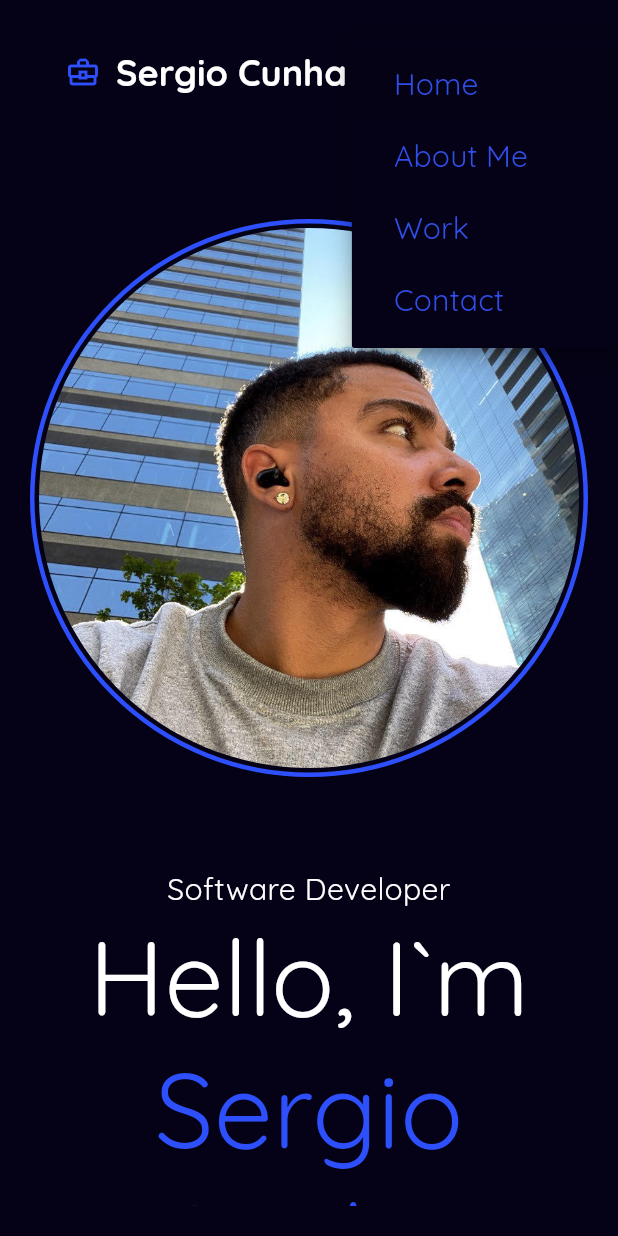
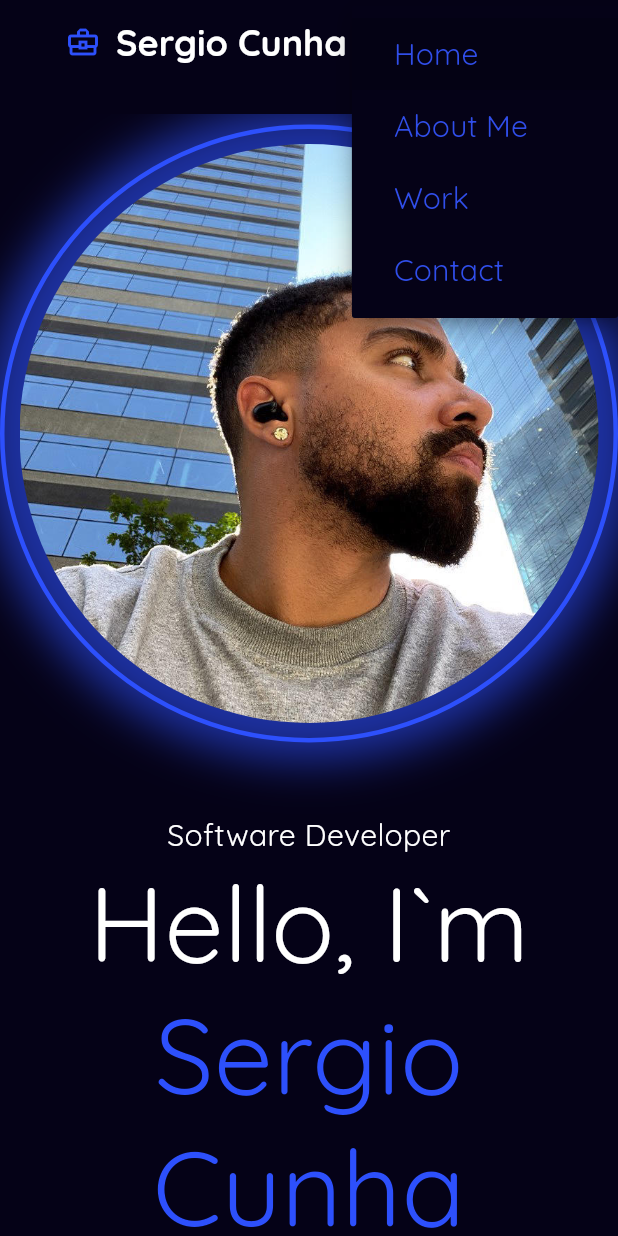
Before and after one commit to zergiocunha/zergiocunha_net, a Flutter app: the screen it shows after launch, after a tap on the "menu" icon, on a phone screen of 412 x 824 dp. Run offline on Flutter 3.47's test engine with Material 3 defaults, Android fonts, the phone set to English and light mode, and no system bars; our stand-ins replace google_fonts; generated files the repository leaves out were written again.

Commit message:
Cntinuando customizacoes

```diff
--- a/analysis_options.yaml
+++ b/analysis_options.yaml
@@ -10,6 +10,7 @@
 analyzer:
   errors:
     avoid_web_libraries_in_flutter: ignore
+    camel_case_types: ignore
     deprecated_member_use: ignore
 include: package:flutter_lints/flutter.yaml
 
--- a/lib/layers/presentation/home/home_page.dart
+++ b/lib/layers/presentation/home/home_page.dart
@@ -1,13 +1,9 @@
-import 'dart:js' as js;
-
-import 'package:flutter/gestures.dart';
 import 'package:flutter/material.dart';
-import 'package:flutter_animate_on_scroll/flutter_animate_on_scroll.dart';
-import 'package:google_fonts/google_fonts.dart';
 import 'package:zergiocunha_net/layers/presentation/app_colors.dart';
 import 'package:zergiocunha_net/layers/presentation/app_text_styles.dart';
 
 import '../widgets/custom_app_bar.dart';
+import '../widgets/glowing_avatar.dart';
 
 class HomePage extends StatelessWidget {
   const HomePage({
@@ -20,16 +16,31 @@ class HomePage extends StatelessWidget {
   Widget build(BuildContext context) {
     return LayoutBuilder(
       builder: (context, constraints) {
-        bool isWideScreen = constraints.maxWidth >= 750;
+        bool isWideScreen = constraints.maxWidth >= 900;
 
         return Scaffold(
           backgroundColor: AppColors.pastelDarkBlue,
           body: isWideScreen
-              ? Padding(
-                  padding: const EdgeInsets.all(40.0),
-                  child: NestedScrollView(
-                    headerSliverBuilder:
-                        (BuildContext context, bool innerBoxIsScrolled) {
+              ? _buildWideScreenLayout(isWideScreen: isWideScreen)
+              : _buildMobileLayout(isWideScreen: isWideScreen),
+        );
+      },
+    );
+  }
+}
+
+class _buildMobileLayout extends StatelessWidget {
+  const _buildMobileLayout({
+    super.key,
+    required this.isWideScreen,
+  });
+
+  final bool isWideScreen;
+
+  @override
+  Widget build(BuildContext context) {
+    return NestedScrollView(
+      headerSliverBuilder: (BuildContext context, bool innerBoxIsScrolled) {
         return [
           CustomAppBar(
             isWideScreen: isWideScreen,
@@ -37,142 +48,14 @@ class HomePage extends StatelessWidget {
         ];
       },
       body: Padding(
-                      padding: const EdgeInsets.only(top: 50),
+        padding: const EdgeInsets.only(top: 20.0),
         child: ListView(
           children: [
-                          Row(
-                            mainAxisAlignment: MainAxisAlignment.spaceAround,
-                            children: [
-                              Expanded(
-                                flex: 1,
-                                child: Container(
-                                  child: Column(
-                                    mainAxisAlignment: MainAxisAlignment.start,
-                                    crossAxisAlignment:
-                                        CrossAxisAlignment.start,
-                                    children: [
-                                      Text(
-                                        "Software Developer",
-                                        style: AppTextStyles.bodyText2,
-                                      ),
-                                      RichText(
-                                        text: TextSpan(
-                                          text: "Hello, I`m\n",
-                                          style: AppTextStyles.bodyText1,
-                                          children: [
-                                            TextSpan(
-                                              text: "Sergio Cunha",
-                                              style:
-                                                  AppTextStyles.bodyText1blue,
-                                            ),
-                                          ],
-                                        ),
-                                      ),
-                                      const SizedBox(height: 20),
-                                      RichText(
-                                        overflow: TextOverflow.ellipsis,
-                                        maxLines: 10,
-                                        softWrap: true,
-                                        text: TextSpan(
-                                          style: AppTextStyles.bodyText2,
-                                          children: [
-                                            TextSpan(
-                                              style: AppTextStyles.bodyText2,
-                                              text:
-                                                  "A back-end Senior Software Developer based in São Paulo, Brazil.\n",
-                                            ),
-                                            TextSpan(
-                                              style: AppTextStyles.bodyText2,
-                                              text:
-                                                  "I am now exploring the world of frontend development using Flutter.\n",
-                                            ),
-                                            TextSpan(
-                                              style: AppTextStyles.bodyText2,
-                                              text:
-                                                  "My goal is to craft seamless user experiences by merging \n",
-                                            ),
-                                            TextSpan(
-                                              style: AppTextStyles.bodyText2,
-                                              text:
-                                                  "solid backend logic with clean, responsive interfaces.",
-                                            ),
-                                          ],
-                                        ),
-                                      ),
-                                    ],
-                                  ),
-                                ),
-                              ),
-                              Container(
-                                decoration: BoxDecoration(
-                                  shape: BoxShape.circle,
-                                  border: Border.all(
-                                    color: AppColors.blue,
-                                    width: 3,
-                                  ),
-                                ),
-                                child: const Padding(
-                                  padding: EdgeInsets.all(
-                                    3.0,
-                                  ), // Ajuste o padding aqui
-                                  child: CircleAvatar(
-                                    backgroundImage: AssetImage(
-                                      'assets/images/profile.jpg',
-                                    ),
-                                    backgroundColor: Colors.transparent,
-                                    radius: 200, // Ajuste o raio aqui
-                                  ),
-                                ),
-                              ),
-                            ],
-                          ),
-                        ],
-                      ),
-                    ),
-                  ),
-                )
-              : Padding(
-                  padding: const EdgeInsets.all(20.0),
-                  child: NestedScrollView(
-                    headerSliverBuilder:
-                        (BuildContext context, bool innerBoxIsScrolled) {
-                      return [
-                        CustomAppBar(
-                          isWideScreen: isWideScreen,
-                        ),
-                        // SliverAppBar(
-                        //   title: Text("TESTE"),
-                        // )
-                      ];
-                    },
-                    body: Padding(
-                      padding: const EdgeInsets.only(top: 50),
-                      child: ListView(
-                        children: [
-                          Container(
-                            decoration: BoxDecoration(
-                              shape: BoxShape.circle,
-                              border: Border.all(
-                                color: AppColors.blue,
-                                width: 3,
-                              ),
-                            ),
-                            child: const Padding(
-                              padding: EdgeInsets.all(
-                                3.0,
-                              ), // Ajuste o padding aqui
-                              child: CircleAvatar(
-                                backgroundImage: AssetImage(
-                                  'assets/images/profile.jpg',
-                                ),
-                                backgroundColor: Colors.transparent,
-                                radius: 200, // Ajuste o raio aqui
-                              ),
-                            ),
+            const GlowingAvatar(
+              radius: 200,
             ),
             const SizedBox(height: 40),
-                          Container(
-                            child: Column(
+            Column(
               mainAxisAlignment: MainAxisAlignment.center,
               crossAxisAlignment: CrossAxisAlignment.center,
               children: [
@@ -211,16 +94,207 @@ class HomePage extends StatelessWidget {
                     ],
                   ),
                 ),
+                SizedBox(
+                  height: 30,
+                ),
+                const _buttons(),
               ],
+            ),
+          ],
+        ),
+      ),
+    );
+  }
+}
+
+class _buildWideScreenLayout extends StatelessWidget {
+  const _buildWideScreenLayout({
+    super.key,
+    required this.isWideScreen,
+  });
+
+  final bool isWideScreen;
+
+  @override
+  Widget build(BuildContext context) {
+    return NestedScrollView(
+      headerSliverBuilder: (BuildContext context, bool innerBoxIsScrolled) {
+        return [
+          CustomAppBar(
+            isWideScreen: isWideScreen,
+          ),
+        ];
+      },
+      body: Padding(
+        padding: const EdgeInsets.only(top: 50),
+        child: ListView(
+          children: [
+            Row(
+              mainAxisAlignment: MainAxisAlignment.center,
+              children: [
+                Flexible(
+                  child: Column(
+                    mainAxisAlignment: MainAxisAlignment.start,
+                    crossAxisAlignment: CrossAxisAlignment.start,
+                    children: [
+                      Text(
+                        "Software Developer",
+                        style: AppTextStyles.bodyText2,
+                      ),
+                      RichText(
+                        text: TextSpan(
+                          text: "Hello, I`m\n",
+                          style: AppTextStyles.bodyText1,
+                          children: [
+                            TextSpan(
+                              text: "Sergio Cunha",
+                              style: AppTextStyles.bodyText1blue,
+                            ),
+                          ],
+                        ),
+                      ),
+                      const SizedBox(height: 20),
+                      RichText(
+                        overflow: TextOverflow.ellipsis,
+                        maxLines: 10,
+                        softWrap: true,
+                        text: TextSpan(
+                          style: AppTextStyles.bodyText2,
+                          children: [
+                            TextSpan(
+                              style: AppTextStyles.bodyText2,
+                              text:
+                                  "A back-end Senior Software Developer based in São Paulo, Brazil.\n",
+                            ),
+                            TextSpan(
+                              style: AppTextStyles.bodyText2,
+                              text:
+                                  "I am now exploring the world of frontend development using Flutter.\n",
+                            ),
+                            TextSpan(
+                              style: AppTextStyles.bodyText2,
+                              text:
+                                  "My goal is to craft seamless user experiences by merging \n",
+                            ),
+                            TextSpan(
+                              style: AppTextStyles.bodyText2,
+                              text:
+                                  "solid backend logic with clean, responsive interfaces.",
+                            ),
+                          ],
+                        ),
+                      ),
+                      const SizedBox(
+                        height: 20,
+                      ),
+                      _buttons(),
+                    ],
+                  ),
+                ),
+                const SizedBox(width: 50),
+                GlowingAvatar(
+                  radius: 250,
+                ),
+              ],
+            ),
+          ],
+        ),
+      ),
+    );
+  }
+}
+
+class _buttons extends StatelessWidget {
+  const _buttons({
+    super.key,
+  });
+
+  @override
+  Widget build(BuildContext context) {
+    return Container(
+      width: 350,
+      child: Row(
+        children: [
+          Container(
+            decoration: const BoxDecoration(
+              border: Border.fromBorderSide(
+                BorderSide(
+                  width: 2,
+                  color: AppColors.blue,
+                ),
+              ),
+              borderRadius: BorderRadius.all(
+                Radius.circular(
+                  60,
+                ),
+              ),
+            ),
+            child: Padding(
+              padding: const EdgeInsets.all(
+                10.0,
+              ),
+              child: Text(
+                style: AppTextStyles.bodyText2Blue,
+                "DOWNLOAD CV",
+              ),
+            ),
+          ),
+          SizedBox(
+            width: 20,
+          ),
+          Container(
+            decoration: const BoxDecoration(
+              border: Border.fromBorderSide(
+                BorderSide(
+                  width: 2,
+                  color: AppColors.blue,
+                ),
+              ),
+              borderRadius: BorderRadius.all(
+                Radius.circular(
+                  60,
+                ),
+              ),
+            ),
+            child: const Padding(
+              padding: EdgeInsets.all(
+                10.0,
+              ),
+              child: Icon(
+                Icons.person_outline,
+                color: AppColors.blue,
+              ),
+            ),
+          ),
+          SizedBox(
+            width: 20,
+          ),
+          Container(
+            decoration: const BoxDecoration(
+              border: Border.fromBorderSide(
+                BorderSide(
+                  width: 2,
+                  color: AppColors.blue,
+                ),
+              ),
+              borderRadius: BorderRadius.all(
+                Radius.circular(
+                  60,
+                ),
+              ),
+            ),
+            child: const Padding(
+              padding: EdgeInsets.all(
+                10.0,
+              ),
+              child: Icon(
+                Icons.access_alarm,
+                color: AppColors.blue,
+              ),
             ),
           ),
         ],
       ),
-                    ),
-                  ),
-                ),
-        );
-      },
     );
   }
 }
--- /dev/null
+++ b/lib/layers/presentation/widgets/glowing_avatar.dart
@@ -0,0 +1,70 @@
+import 'package:flutter/material.dart';
+
+import 'package:zergiocunha_net/layers/presentation/app_colors.dart';
+
+class GlowingAvatar extends StatefulWidget {
+  final double radius;
+  const GlowingAvatar({super.key, required this.radius});
+
+  @override
+  _GlowingAvatarState createState() => _GlowingAvatarState();
+}
+
+class _GlowingAvatarState extends State<GlowingAvatar>
+    with SingleTickerProviderStateMixin {
+  late AnimationController _controller;
+
+  @override
+  void initState() {
+    super.initState();
+    _controller = AnimationController(
+      vsync: this,
+      duration: const Duration(seconds: 1),
+    )..repeat(
+        reverse: true,
+      );
+  }
+
+  @override
+  void dispose() {
+    _controller.dispose();
+    super.dispose();
+  }
+
+  @override
+  Widget build(BuildContext context) {
+    return AnimatedBuilder(
+      animation: _controller,
+      builder: (context, child) {
+        double glowIntensity = 10 + (_controller.value * 20);
+
+        return Container(
+          decoration: BoxDecoration(
+            shape: BoxShape.circle,
+            border: Border.all(
+              color: AppColors.blue,
+              width: 3,
+            ),
+            boxShadow: [
+              BoxShadow(
+                color: AppColors.blue.withOpacity(0.6),
+                blurRadius: glowIntensity, // Faz o brilho pulsar
+                spreadRadius: glowIntensity / 2, // Expande o brilho para fora
+              ),
+            ],
+          ),
+          child: Padding(
+            padding: const EdgeInsets.all(10.0),
+            child: CircleAvatar(
+              backgroundImage: const AssetImage(
+                'assets/images/profile.jpg',
+              ),
+              backgroundColor: Colors.transparent,
+              radius: widget.radius,
+            ),
+          ),
+        );
+      },
+    );
+  }
+}
```
Lines whose indentation alone changed are shown as unchanged.
